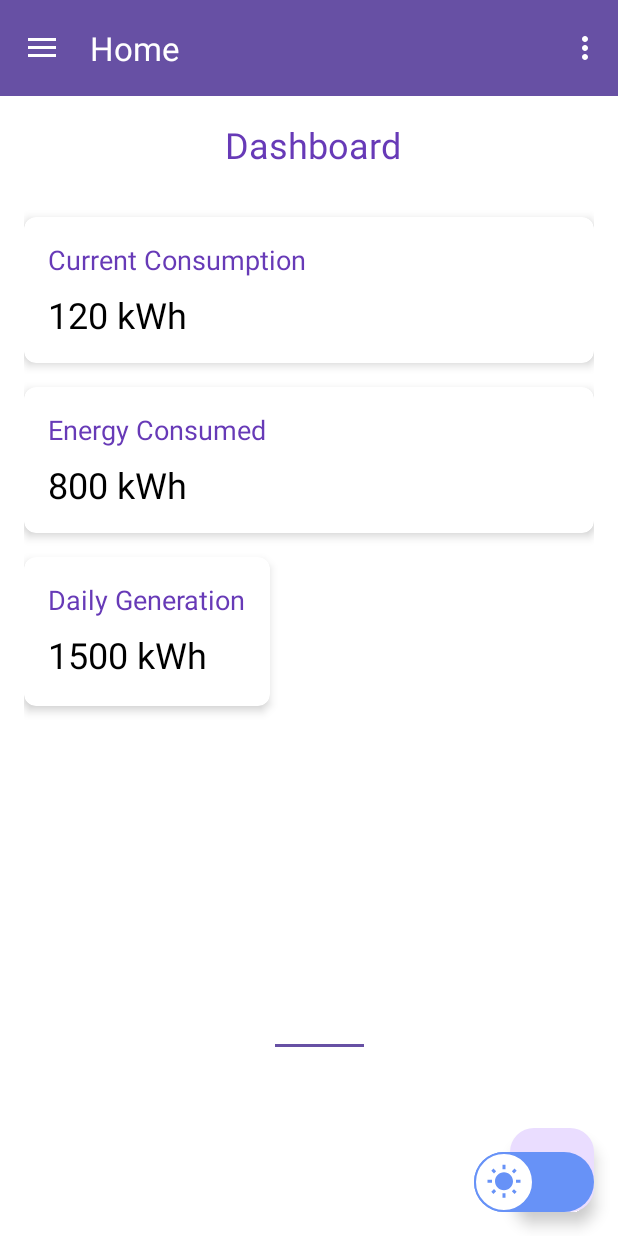
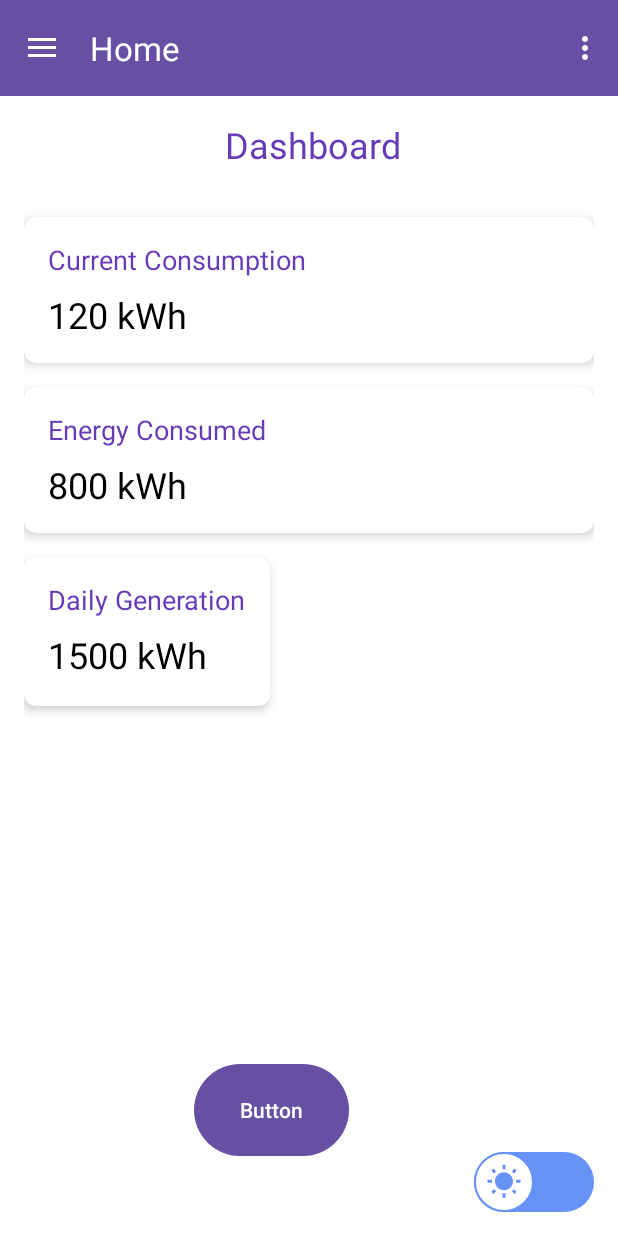
Before and after one commit to kaikamal/FYP, an Android app: the MainActivity2 screen opened directly, with no data from a screen before it, on a phone screen of 412 x 824 dp. Run offline under Robolectric (Android 15) with nearby library versions, the phone set to English and light mode, and no system bars; our stand-ins replace Firebase (no records; nobody signed in at launch, a user with empty details on screens opened directly), navigation-ui.

Commit message:
project commit

```diff
--- a/app/src/main/java/com/example/loginactivity/MainActivity2.java
+++ b/app/src/main/java/com/example/loginactivity/MainActivity2.java
@@ -2,11 +2,13 @@ package com.example.loginactivity;
 
 import android.content.Intent;
 import android.os.Bundle;
+import android.view.MenuItem;
 import android.view.View;
 import android.view.Menu;
 import android.widget.Button;
 import android.widget.CompoundButton;
 import android.widget.Switch;
+import android.widget.Toolbar;
 
 import com.google.android.material.snackbar.Snackbar;
 import com.google.android.material.navigation.NavigationView;
@@ -61,19 +63,17 @@ public class MainActivity2 extends AppCompatActivity {
 //        logout_button = findViewById(R.id.button3);
 
 
-
-
         binding = ActivityMain2Binding.inflate(getLayoutInflater());
         setContentView(binding.getRoot());
 
         setSupportActionBar(binding.appBarMain2.toolbar);
-        binding.appBarMain2.fab.setOnClickListener(new View.OnClickListener() {
-            @Override
-            public void onClick(View view) {
-                Snackbar.make(view, "Replace with your own action", Snackbar.LENGTH_LONG)
-                        .setAction("Action", null).show();
-            }
-        });
+//        binding.appBarMain2.fab.setOnClickListener(new View.OnClickListener() {
+//            @Override
+//            public void onClick(View view) {
+//                Snackbar.make(view, "Replace with your own action", Snackbar.LENGTH_LONG)
+//                        .setAction("Action", null).show();
+//            }
+//        });
         DrawerLayout drawer = binding.drawerLayout;
         NavigationView navigationView = binding.navView;
         // Passing each menu ID as a set of Ids because each
@@ -86,6 +86,7 @@ public class MainActivity2 extends AppCompatActivity {
         NavigationUI.setupActionBarWithNavController(this, navController, mAppBarConfiguration);
         NavigationUI.setupWithNavController(navigationView, navController);
 
+//        Toolbar toolbar = findViewById(R.id.toolbar);
         themeSwitch = findViewById(R.id.themeSwitch);
         themeSwitch.setChecked(AppCompatDelegate.getDefaultNightMode() == AppCompatDelegate.MODE_NIGHT_YES);
         themeSwitch.setOnCheckedChangeListener(new CompoundButton.OnCheckedChangeListener() {
@@ -111,6 +112,22 @@ public class MainActivity2 extends AppCompatActivity {
         getMenuInflater().inflate(R.menu.main_activity2, menu);
         return true;
     }
+//    public boolean onOptionsItemSelected(MenuItem item){
+//        switch (item.getItemId()){
+//            case R.id.action_settings:
+//                return true;
+//            case R.id.action_logout:
+//                logout();
+//                return true;
+//            default:
+//                return super.onOptionsItemSelected(item);
+//        }
+//    }
+//    private void logout(){
+//        FirebaseAuth.getInstance().signOut();
+//        startActivity(new Intent(this, Login.class));
+//        finish();
+//    }
 
     @Override
     public boolean onSupportNavigateUp() {
@@ -118,6 +135,7 @@ public class MainActivity2 extends AppCompatActivity {
         return NavigationUI.navigateUp(navController, mAppBarConfiguration)
                 || super.onSupportNavigateUp();
     }
+
 //    private void toggleTheme(boolean isNight){
 //        isNightMode = isNight;
 //        if (isNight){
--- a/app/src/main/java/com/example/loginactivity/Register.java
+++ b/app/src/main/java/com/example/loginactivity/Register.java
@@ -81,7 +81,7 @@ public class Register extends AppCompatActivity {
         mPassword.setTransformationMethod(new AsteriskPasswordTransformation());
         mConfirmPassword.setTransformationMethod(new AsteriskPasswordTransformation());
         fAuth = FirebaseAuth.getInstance();
-        progressBar = findViewById(R.id.progressBar);
+//        progressBar = findViewById(R.id.progressBar);
         if (fAuth.getCurrentUser()!=null){
             startActivity(new Intent(getApplicationContext(), MainActivity2.class));
             finish();
--- a/app/src/main/res/layout/activity_splash.xml
+++ b/app/src/main/res/layout/activity_splash.xml
@@ -16,7 +16,7 @@
         android:layout_marginTop="281dp"
         android:layout_marginEnd="112dp"
         android:layout_marginBottom="322dp"
-        android:src="@drawable/logo" />
+        android:src="@drawable/app_logo" />
 </RelativeLayout>
 
 <!--<androidx.constraintlayout.widget.ConstraintLayout xmlns:android="http://schemas.android.com/apk/res/android"-->
--- a/app/src/main/res/layout/app_bar_main2.xml
+++ b/app/src/main/res/layout/app_bar_main2.xml
@@ -23,13 +23,13 @@
 
     <include layout="@layout/content_main2" />
 
-    <com.google.android.material.floatingactionbutton.FloatingActionButton
-        android:id="@+id/fab"
-        android:layout_width="wrap_content"
-        android:layout_height="wrap_content"
-        android:layout_gravity="bottom|end"
-        android:layout_marginEnd="@dimen/fab_margin"
-        android:layout_marginBottom="16dp"
-        app:srcCompat="@android:drawable/ic_dialog_email" />
+<!--    <com.google.android.material.floatingactionbutton.FloatingActionButton-->
+<!--        android:id="@+id/fab"-->
+<!--        android:layout_width="wrap_content"-->
+<!--        android:layout_height="wrap_content"-->
+<!--        android:layout_gravity="bottom|end"-->
+<!--        android:layout_marginEnd="@dimen/fab_margin"-->
+<!--        android:layout_marginBottom="16dp"-->
+<!--        app:srcCompat="@android:drawable/ic_dialog_email" />-->
 
 </androidx.coordinatorlayout.widget.CoordinatorLayout>
--- a/app/src/main/res/layout/fragment_home.xml
+++ b/app/src/main/res/layout/fragment_home.xml
@@ -124,26 +124,41 @@
 
 
     </androidx.cardview.widget.CardView>
+
     <Button
         android:id="@+id/button3"
-        android:layout_width="139dp"
-        android:layout_height="52dp"
+        android:layout_width="119dp"
+        android:layout_height="57dp"
         android:layout_alignParentStart="true"
         android:layout_alignParentTop="true"
         android:layout_alignParentEnd="true"
         android:layout_alignParentBottom="true"
-        android:layout_marginStart="167dp"
-        android:layout_marginTop="616dp"
-        android:layout_marginEnd="153dp"
-        android:layout_marginBottom="110dp"
-        android:onClick="onClick"
-        android:text="LOGOUT"
-        app:layout_constraintBottom_toBottomOf="parent"
-        app:layout_constraintEnd_toEndOf="parent"
-        app:layout_constraintHorizontal_bias="0.498"
-        app:layout_constraintStart_toStartOf="parent"
-        app:layout_constraintTop_toTopOf="parent"
-        app:layout_constraintVertical_bias="0.654" />
+        android:layout_marginStart="113dp"
+        android:layout_marginTop="625dp"
+        android:layout_marginEnd="163dp"
+        android:layout_marginBottom="33dp"
+        android:text="Button" />
+
+    <!--    <Button-->
+<!--        android:id="@+id/button3"-->
+<!--        android:layout_width="100dp"-->
+<!--        android:layout_height="300dp"-->
+<!--        android:layout_alignParentStart="true"-->
+<!--        android:layout_alignParentTop="true"-->
+<!--        android:layout_alignParentEnd="true"-->
+<!--        android:layout_alignParentBottom="true"-->
+<!--        android:layout_marginStart="183dp"-->
+<!--        android:layout_marginTop="632dp"-->
+<!--        android:layout_marginEnd="169dp"-->
+<!--        android:layout_marginBottom="110dp"-->
+<!--        android:onClick="onClick"-->
+<!--        android:text="LOGOUT"-->
+<!--        app:layout_constraintBottom_toBottomOf="parent"-->
+<!--        app:layout_constraintEnd_toEndOf="parent"-->
+<!--        app:layout_constraintHorizontal_bias="0.498"-->
+<!--        app:layout_constraintStart_toStartOf="parent"-->
+<!--        app:layout_constraintTop_toTopOf="parent"-->
+<!--        app:layout_constraintVertical_bias="0.654" />-->
 
 
 </RelativeLayout>
--- a/app/src/main/res/menu/main_activity2.xml
+++ b/app/src/main/res/menu/main_activity2.xml
@@ -6,4 +6,8 @@
         android:orderInCategory="100"
         android:title="@string/action_settings"
         app:showAsAction="never" />
+    <item
+        android:id="@+id/action_logout"
+        android:title="Logout"
+        app:showAsAction="never"/>
 </menu>
```
Also changed, not shown: app/src/main/java/com/example/loginactivity/Login.java (+28 -0 lines), app/src/main/res/layout/activity_login.xml (+15 -1 lines).
